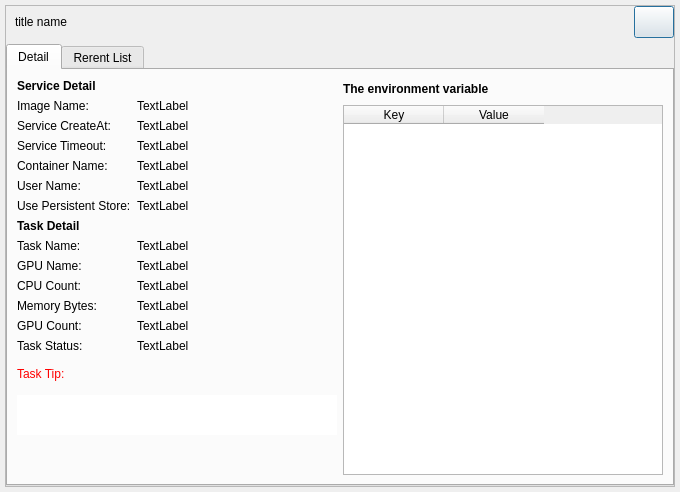
Qt form src/qt/forms/servicedetail.ui (MassGrid/MassGrid) before a commit.
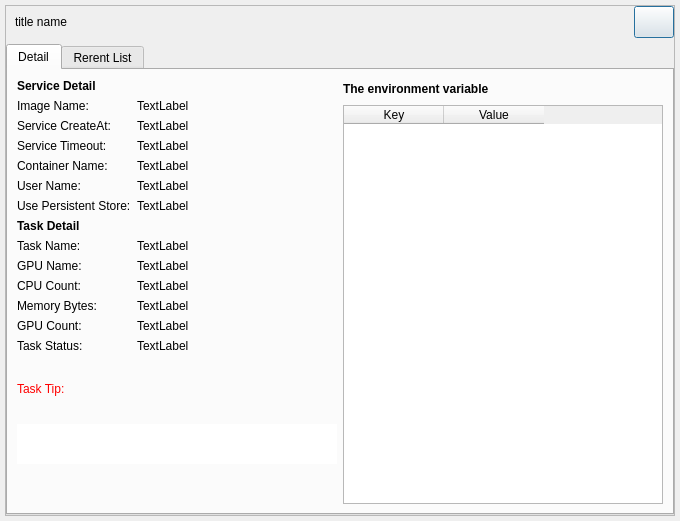
The same form after that commit. The open tabs and pages were chosen to show the change.

The edit to the form file:
```diff
--- a/src/qt/forms/servicedetail.ui
+++ b/src/qt/forms/servicedetail.ui
@@ -7,7 +7,7 @@
     <x>0</x>
     <y>0</y>
     <width>680</width>
-    <height>492</height>
+    <height>521</height>
    </rect>
   </property>
   <property name="windowTitle">
```
Left out of the diff: 2 changed lines with no effect on the pictures.
